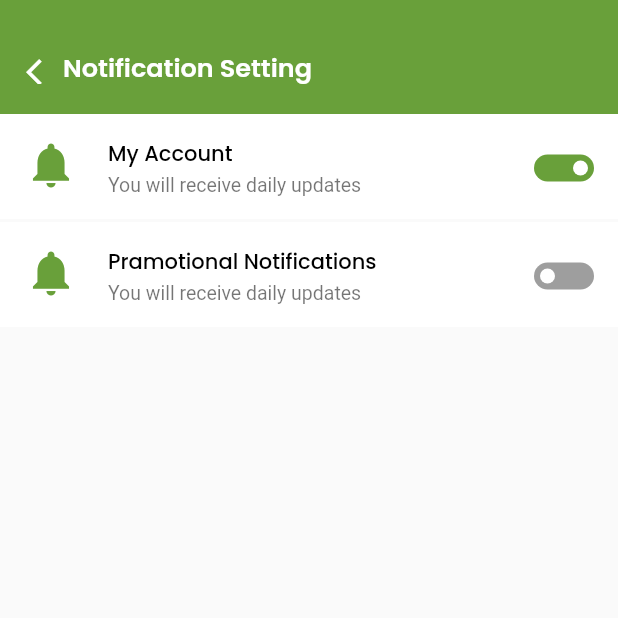
After one commit to Dongdz2001/fruit_market_summer, a Flutter app: the SettingScreen screen opened directly, after a tap on "Notification", on a phone screen of 412 x 824 dp, the top half of it. The commit adds this screen. Run offline on Flutter 3.47's test engine with Material 2 defaults, Android fonts, the phone set to English and light mode, and no system bars; drawn by our look-alikes of flutter_switch; our stand-ins replace flutter_rating_bar, pinput, smooth_page_indicator, toggle_switch; missing offline and left inert: im_animations.

Commit message:
11/07 dong

```diff
--- /dev/null
+++ b/lib/views/group_views_3/home_main_center/profile_page/item_list_views_profile/setting/item_menu_setting/notification_setting/notification_setting_screen.dart
@@ -0,0 +1,157 @@
+import 'package:flutter/cupertino.dart';
+import 'package:flutter/material.dart';
+import 'package:flutter_switch/flutter_switch.dart';
+
+class NotificationSettingScreen extends StatefulWidget {
+  const NotificationSettingScreen({Key? key}) : super(key: key);
+
+  @override
+  _NotificationSettingScreenState createState() =>
+      _NotificationSettingScreenState();
+}
+
+class _NotificationSettingScreenState extends State<NotificationSettingScreen> {
+  bool isToggled1 = true;
+  bool isToggled2 = false;
+  @override
+  Widget build(BuildContext context) {
+    return Scaffold(
+      appBar: AppBar(
+        elevation: 0,
+        backgroundColor: Color(0xFF69A03A),
+        title: Transform(
+          // you can forcefully translate values left side using Transform
+          transform: Matrix4.translationValues(-30.0, 17.0, 0.0),
+          child: Text(
+            "Notification Setting",
+            style: TextStyle(
+              fontFamily: "poppins",
+              fontSize: 17,
+              fontWeight: FontWeight.w600,
+            ),
+          ),
+        ),
+        leading: Transform(
+          // you can forcefully translate values left side using Transform
+          transform: Matrix4.translationValues(0.0, 20.0, 0.0),
+          child: GestureDetector(
+            child: Icon(
+              Icons.arrow_back_ios,
+              size: 21,
+            ),
+            onTap: () => Navigator.pop(context),
+          ),
+        ),
+      ),
+      body: Container(
+        child: Column(
+          children: [
+            Container(
+              height: 20,
+              color: Color(0xFF69A03A),
+            ),
+            ListView(
+              shrinkWrap: true,
+              children: <Widget>[
+                // List Settings Menu
+
+                // My Account
+                Container(
+                    alignment: Alignment.bottomCenter,
+                    padding: EdgeInsets.only(bottom: 8),
+                    color: Colors.white,
+                    height: 70,
+                    child: ListTile(
+                      leading: Icon(
+                        Icons.notifications,
+                        size: 36,
+                        color: Color(0xFF69A03A),
+                      ),
+                      trailing: Container(
+                        width: 40,
+                        height: 30,
+                        child: FlutterSwitch(
+                          height: 18.0,
+                          width: 40.0,
+                          padding: 4.0,
+                          toggleSize: 10.0,
+                          borderRadius: 20.0,
+                          activeColor: Color(0xFF69A03A),
+                          value: isToggled1,
+                          onToggle: (value) {
+                            setState(() {
+                              isToggled1 = value;
+                            });
+                          },
+                        ),
+                      ),
+                      title: Text(
+                        'My Account',
+                        style: Theme.of(context).textTheme.headline4,
+                      ),
+                      subtitle: Text(
+                        "You will receive daily updates",
+                        style: TextStyle(fontSize: 13),
+                      ),
+                    )),
+                SizedBox(height: 2),
+                // Pramotional Notifications
+                Container(
+                    alignment: Alignment.bottomCenter,
+                    padding: EdgeInsets.only(bottom: 8),
+                    color: Colors.white,
+                    height: 70,
+                    child: ListTile(
+                      leading: Icon(
+                        Icons.notifications,
+                        size: 36,
+                        color: Color(0xFF69A03A),
+                      ),
+                      trailing: Container(
+                        width: 40,
+                        height: 30,
+                        child: FlutterSwitch(
+                          height: 18.0,
+                          width: 40.0,
+                          padding: 4.0,
+                          toggleSize: 10.0,
+                          borderRadius: 20.0,
+                          activeColor: Color(0xFF69A03A),
+                          value: isToggled2,
+                          onToggle: (value) {
+                            setState(() {
+                              isToggled2 = value;
+                            });
+                          },
+                        ),
+                      ),
+                      title: Text(
+                        'Pramotional Notifications',
+                        style: Theme.of(context).textTheme.headline4,
+                      ),
+                      subtitle: Text(
+                        "You will receive daily updates",
+                        style: TextStyle(fontSize: 13),
+                      ),
+                    )),
+                SizedBox(height: 2),
+              ],
+            ),
+          ],
+        ),
+      ),
+    );
+  }
+}
+
+
+     // trailing: CupertinoSwitch(
+                      //   value: _switchValue,
+                      //   activeColor: Color(0xFF69A03A),
+
+                      //   onChanged: (value) {
+                      //     setState(() {
+                      //       _switchValue = value;
+                      //     });
+                      //   },
+                      // ),
--- a/lib/views/group_views_3/home_main_center/profile_page/item_list_views_profile/setting/setting_screen.dart
+++ b/lib/views/group_views_3/home_main_center/profile_page/item_list_views_profile/setting/setting_screen.dart
@@ -1,5 +1,8 @@
 import 'package:flutter/material.dart';
 import 'package:fruit_market_summer/views/group_views_3/home_main_center/profile_page/item_list_views_profile/setting/item_menu_setting/account_setting/account_setting_screen.dart';
+import 'package:fruit_market_summer/views/group_views_3/home_main_center/profile_page/item_list_views_profile/setting/item_menu_setting/change_address_setting/change_address_setting_screen.dart';
+import 'package:fruit_market_summer/views/group_views_3/home_main_center/profile_page/item_list_views_profile/setting/item_menu_setting/language_setting/language_setting_screen.dart';
+import 'package:fruit_market_summer/views/group_views_3/home_main_center/profile_page/item_list_views_profile/setting/item_menu_setting/notification_setting/notification_setting_screen.dart';
 
 class SettingScreen extends StatelessWidget {
   const SettingScreen({Key? key}) : super(key: key);
@@ -72,7 +75,12 @@ class SettingScreen extends StatelessWidget {
                 ),
                 SizedBox(height: 2),
                 // Notification
-                Container(
+                InkWell(
+                  onTap: () => Navigator.push(
+                      context,
+                      MaterialPageRoute(
+                          builder: (context) => NotificationSettingScreen())),
+                  child: Container(
                       alignment: Alignment.bottomCenter,
                       padding: EdgeInsets.only(bottom: 8),
                       color: Colors.white,
@@ -88,9 +96,14 @@ class SettingScreen extends StatelessWidget {
                           style: Theme.of(context).textTheme.headline4,
                         ),
                       )),
+                ),
                 SizedBox(height: 2),
                 //Language
                 InkWell(
+                  onTap: () => Navigator.push(
+                      context,
+                      MaterialPageRoute(
+                          builder: (context) => LanguageSettingScreen())),
                   child: Container(
                       alignment: Alignment.bottomCenter,
                       padding: EdgeInsets.only(bottom: 8),
@@ -110,7 +123,12 @@ class SettingScreen extends StatelessWidget {
                 ),
                 SizedBox(height: 2),
                 // Change Address
-                Container(
+                InkWell(
+                  onTap: () => Navigator.push(
+                      context,
+                      MaterialPageRoute(
+                          builder: (context) => ChangeAddressSettingScreen())),
+                  child: Container(
                       alignment: Alignment.bottomCenter,
                       padding: EdgeInsets.only(bottom: 8),
                       color: Colors.white,
@@ -131,6 +149,7 @@ class SettingScreen extends StatelessWidget {
                           style: Theme.of(context).textTheme.headline4,
                         ),
                       )),
+                ),
                 SizedBox(height: 2),
               ],
             ),
--- a/pubspec.yaml
+++ b/pubspec.yaml
@@ -40,6 +40,7 @@ dependencies:
   pinput: ^2.2.11
   flutter_rating_bar: ^4.0.1
   flutter_launcher_icons: "^0.9.2"
+  flutter_switch: ^0.3.2
 
 dev_dependencies:
   flutter_test:
```
Also changed, not shown: lib/views/group_views_3/details_product/detail_product.dart (+1 -6 lines), lib/views/group_views_3/home_main_center/profile_page/item_list_views_profile/setting/item_menu_setting/change_address_setting/change_address_setting_screen.dart (added, +39 -0 lines), lib/views/group_views_3/home_main_center/profile_page/item_list_views_profile/setting/item_menu_setting/language_setting/language_setting_screen.dart (added, +143 -0 lines), pubspec.lock. Lines whose indentation alone changed are shown as unchanged.
